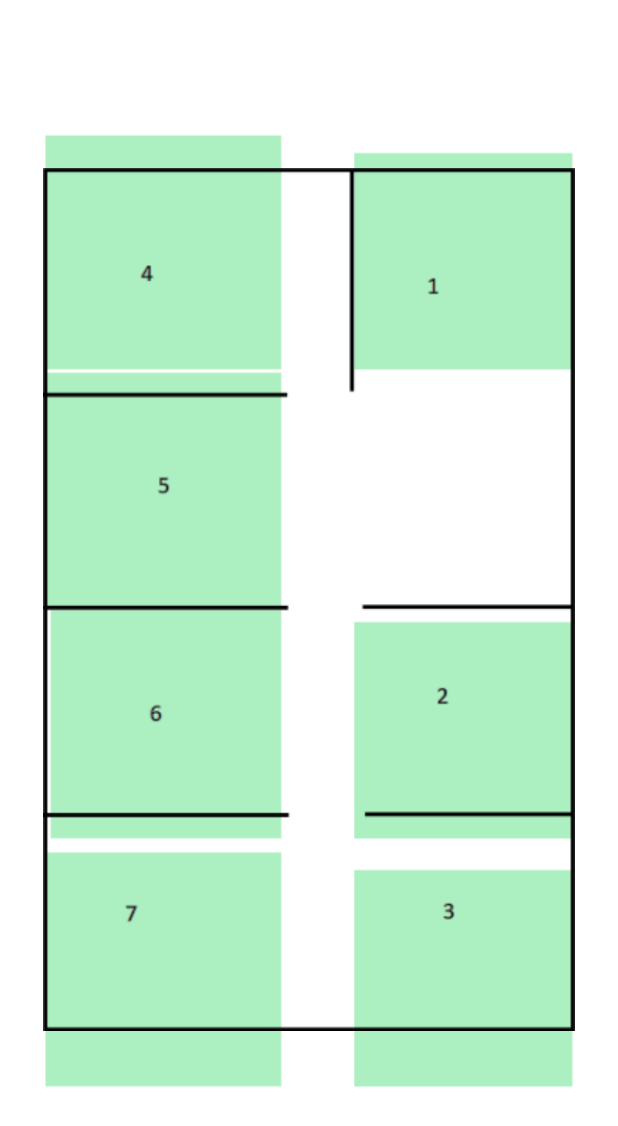
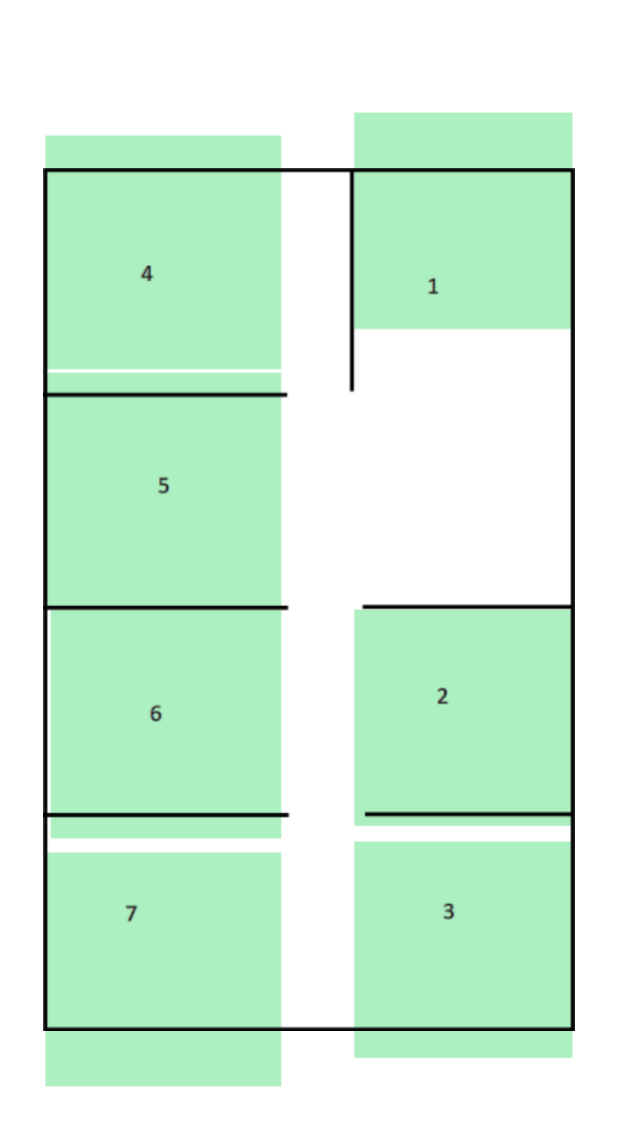
Before and after one commit to piper56M/SmartParkingApp, an Android app: the layout fragment_dashboard.xml on its own in the app's theme, with its tools: preview values and no code run, on a phone screen of 412 x 824 dp. Shown: the top 1126 px of the screen. Run offline under Robolectric (Android 15) with nearby library versions, the phone set to English and light mode, and no system bars.

Commit message:
Map animation (wip)

```diff
--- a/app/src/main/java/com/piotrowski/smartparkingapp/MainActivity.java
+++ b/app/src/main/java/com/piotrowski/smartparkingapp/MainActivity.java
@@ -6,6 +6,7 @@ import android.app.FragmentTransaction;
 import android.os.Bundle;
 import android.view.View;
 import android.widget.RelativeLayout;
+import android.widget.Switch;
 import android.widget.TextView;
 
 import com.google.android.material.bottomnavigation.BottomNavigationView;
@@ -47,6 +48,8 @@ public class MainActivity extends AppCompatActivity {
         final NavHostFragment navHostFragment = (NavHostFragment) getSupportFragmentManager().findFragmentById(R.id.nav_host_fragment_activity_main);
         final NavController navController = navHostFragment.getNavController();
 
+
+
         System.out.println("FJAKLJFDKLAFDL");
 
         NavigationUI.setupWithNavController(navView, navController);
--- a/app/src/main/res/layout/fragment_dashboard.xml
+++ b/app/src/main/res/layout/fragment_dashboard.xml
@@ -77,10 +77,10 @@
         android:id="@+id/spot3Opened"
         android:layout_width="0dp"
         android:layout_height="0dp"
-        android:scaleType="fitEnd"
+        android:scaleType="fitStart"
         android:src="@drawable/spot_opened"
-        app:layout_constraintBottom_toTopOf="@+id/hguideline2"
-        app:layout_constraintEnd_toStartOf="@+id/guideline3"
+        app:layout_constraintBottom_toBottomOf="@+id/hguideline2"
+        app:layout_constraintEnd_toEndOf="@+id/guideline3"
         app:layout_constraintStart_toStartOf="@+id/guideline5"
         app:layout_constraintTop_toTopOf="@+id/hguideline3" />
 
@@ -88,7 +88,7 @@
         android:id="@+id/spot2Opened"
         android:layout_width="0dp"
         android:layout_height="0dp"
-        android:scaleType="fitEnd"
+        android:scaleType="fitStart"
         android:src="@drawable/spot_opened"
         app:layout_constraintBottom_toBottomOf="@+id/hguideline3"
         app:layout_constraintEnd_toEndOf="@+id/guideline3"
@@ -144,10 +144,10 @@
         android:layout_width="0dp"
         android:layout_height="0dp"
         android:src="@drawable/spot_opened"
-        android:scaleType="fitEnd"
-        app:layout_constraintBottom_toTopOf="@+id/hguideline5"
-        app:layout_constraintEnd_toStartOf="@+id/guideline3"
-        app:layout_constraintStart_toEndOf="@+id/guideline5"
+        android:scaleType="fitStart"
+        app:layout_constraintBottom_toBottomOf="@+id/hguideline5"
+        app:layout_constraintEnd_toEndOf="@+id/guideline3"
+        app:layout_constraintStart_toStartOf="@+id/guideline5"
         app:layout_constraintTop_toTopOf="@+id/hguideline6" />
 
     <ImageView
@@ -155,10 +155,10 @@
         android:layout_width="0dp"
         android:layout_height="0dp"
         android:src="@drawable/parking_lot_animation"
-        app:layout_constraintBottom_toTopOf="@+id/hguideline2"
-        app:layout_constraintEnd_toStartOf="@+id/guideline3"
-        app:layout_constraintStart_toEndOf="@id/guideline6"
-        app:layout_constraintTop_toBottomOf="@+id/hguideline6"/>
+        app:layout_constraintBottom_toBottomOf="@+id/hguideline2"
+        app:layout_constraintEnd_toEndOf="@+id/guideline3"
+        app:layout_constraintStart_toStartOf="@id/guideline6"
+        app:layout_constraintTop_toTopOf="@+id/hguideline6"/>
 
 
 </androidx.constraintlayout.widget.ConstraintLayout>
```
Also changed, not shown: app/src/main/java/com/piotrowski/smartparkingapp/ui/notifications/NotificationsFragment.java (+37 -0 lines).
